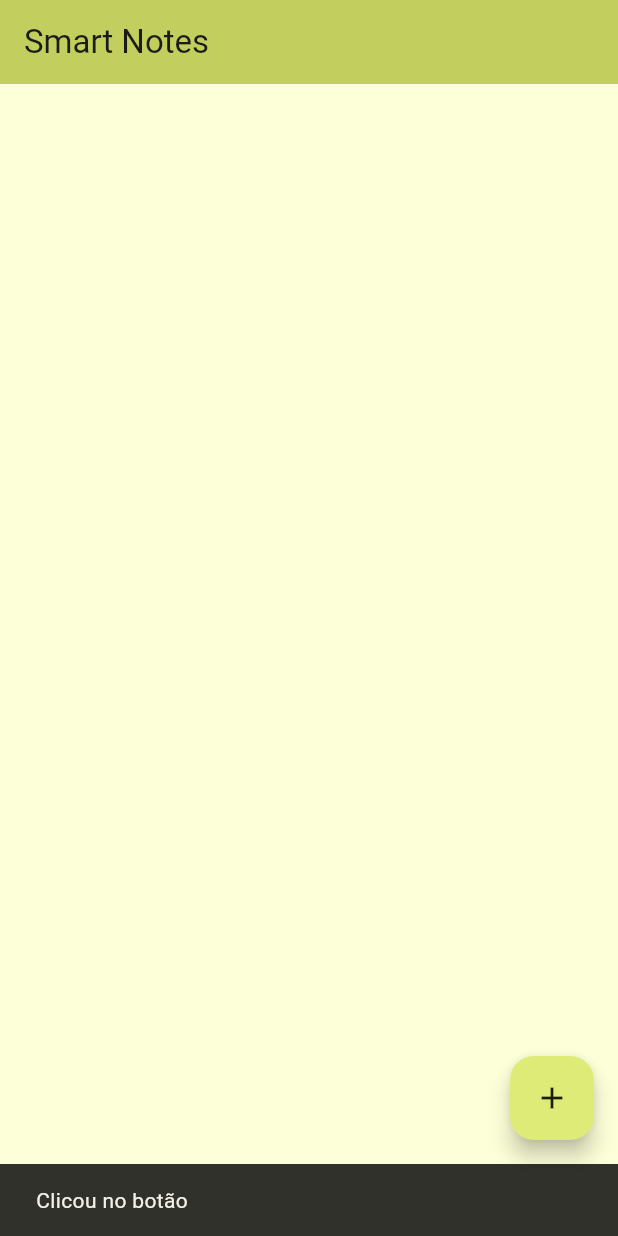
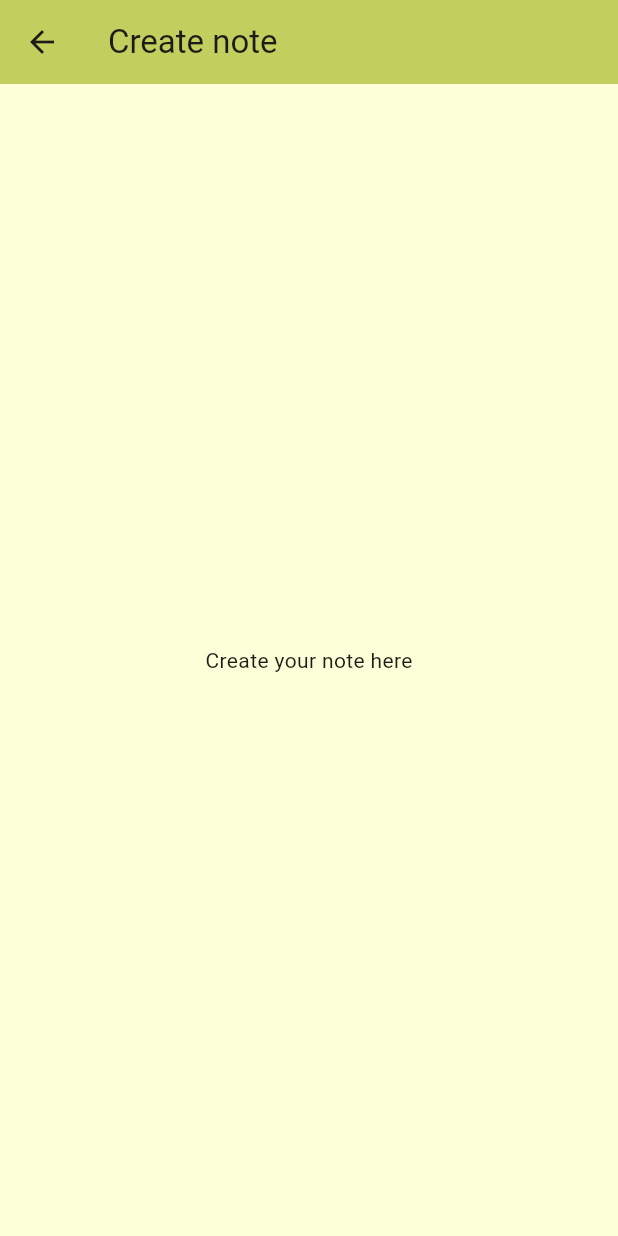
Before and after one commit to irbp/smart-notes, a Flutter app: the screen it shows after launch, after a tap on the "add" icon, on a phone screen of 412 x 824 dp. Run offline on Flutter 3.47's test engine with Material 2 defaults, Android fonts, the phone set to English and light mode, and no system bars; our stand-ins replace bloc, equatable, flutter_bloc, get_it, multiple_result.

Commit message:
Feature: implement navigation to create notes screen

```diff
--- a/lib/app.dart
+++ b/lib/app.dart
@@ -1,9 +1,8 @@
 import 'package:flutter/material.dart';
 import 'package:smart_notes/di/setup_di.dart';
+import 'package:smart_notes/feature/note/navigation/note_navigation.dart';
 import 'package:smart_notes/ui/color_schemes.dart';
 import 'package:smart_notes/ui/strings.dart';
-
-import 'feature/note/presentation/view/home_page.dart';
 
 class MyApp extends StatelessWidget {
   MyApp({super.key}) {
@@ -22,7 +21,8 @@ class MyApp extends StatelessWidget {
         colorScheme: darkColorScheme,
         useMaterial3: true,
       ),
-      home: HomePage(),
+      routes: NoteNavigation.getRoutes(),
+      initialRoute: NoteNavigation.initialRoute,
     );
   }
 }
--- /dev/null
+++ b/lib/feature/note/navigation/note_navigation.dart
@@ -0,0 +1,16 @@
+import 'package:flutter/widgets.dart';
+import 'package:smart_notes/feature/note/presentation/view/create_note_page.dart';
+import 'package:smart_notes/feature/note/presentation/view/home_page.dart';
+
+class NoteNavigation {
+  static const homeRoute = '/';
+  static const createNoteRoute = '/create';
+  static const initialRoute = homeRoute;
+
+  static Map<String, Widget Function(BuildContext)> getRoutes() {
+    return {
+      homeRoute: (context) => HomePage(),
+      createNoteRoute: (context) => const CreateNotePage()
+    };
+  }
+}
--- a/lib/feature/note/presentation/bloc/home_bloc.dart
+++ b/lib/feature/note/presentation/bloc/home_bloc.dart
@@ -15,7 +15,7 @@ class HomeBloc extends Bloc<HomeEvent, HomeState> {
         super(HomeLoadInProgress()) {
     on<HomeInitScreen>(_handleInitScreen);
     on<HomeAddButtonPressed>(_handleClickOnAddButton);
-    on<HomeSnackbarDisplayed>(_handleSnackbarDisplayed);
+    on<HomeNavigationDone>(_handleSnackbarDisplayed);
   }
 
   void _handleInitScreen(HomeInitScreen event, Emitter<HomeState> emit) async {
@@ -31,16 +31,16 @@ class HomeBloc extends Bloc<HomeEvent, HomeState> {
     if (state is! HomeLoadSuccess) {
       return;
     }
-    emit((state as HomeLoadSuccess).copyWith(showSnackbar: true));
+    emit((state as HomeLoadSuccess).copyWith(navigateToCreateNotePage: true));
   }
 
   void _handleSnackbarDisplayed(
-    HomeSnackbarDisplayed event,
+    HomeNavigationDone event,
     Emitter<HomeState> emit,
   ) {
     if (state is! HomeLoadSuccess) {
       return;
     }
-    emit((state as HomeLoadSuccess).copyWith(showSnackbar: false));
+    emit((state as HomeLoadSuccess).copyWith(navigateToCreateNotePage: false));
   }
 }
--- a/lib/feature/note/presentation/bloc/home_event.dart
+++ b/lib/feature/note/presentation/bloc/home_event.dart
@@ -11,4 +11,4 @@ final class HomeInitScreen extends HomeEvent {}
 
 final class HomeAddButtonPressed extends HomeEvent {}
 
-final class HomeSnackbarDisplayed extends HomeEvent {}
+final class HomeNavigationDone extends HomeEvent {}
--- a/lib/feature/note/presentation/bloc/home_state.dart
+++ b/lib/feature/note/presentation/bloc/home_state.dart
@@ -12,19 +12,23 @@ final class HomeLoadInProgress extends HomeState {}
 final class HomeLoadSuccess extends HomeState {
   const HomeLoadSuccess({
     this.notes = const [],
-    this.showSnackbar = false,
+    this.navigateToCreateNotePage = false,
   });
 
   final List<Note> notes;
-  final bool showSnackbar;
+  final bool navigateToCreateNotePage;
 
   @override
-  List<Object> get props => [notes, showSnackbar];
+  List<Object> get props => [notes, navigateToCreateNotePage];
 
-  HomeLoadSuccess copyWith({List<Note>? notes, bool? showSnackbar}) {
+  HomeLoadSuccess copyWith({
+    List<Note>? notes,
+    bool? navigateToCreateNotePage,
+  }) {
     return HomeLoadSuccess(
       notes: notes ?? this.notes,
-      showSnackbar: showSnackbar ?? this.showSnackbar,
+      navigateToCreateNotePage:
+          navigateToCreateNotePage ?? this.navigateToCreateNotePage,
     );
   }
 }
--- /dev/null
+++ b/lib/feature/note/presentation/view/create_note_page.dart
@@ -0,0 +1,18 @@
+import 'package:flutter/material.dart';
+
+class CreateNotePage extends StatelessWidget {
+  const CreateNotePage({super.key});
+
+  @override
+  Widget build(BuildContext context) {
+    return Scaffold(
+      appBar: AppBar(
+        backgroundColor: Theme.of(context).colorScheme.inversePrimary,
+        title: const Text('Create note'),
+      ),
+      body: const Center(
+        child: Text('Create your note here'),
+      ),
+    );
+  }
+}
--- a/lib/feature/note/presentation/view/home_page.dart
+++ b/lib/feature/note/presentation/view/home_page.dart
@@ -1,6 +1,7 @@
 import 'package:flutter/material.dart';
 import 'package:flutter_bloc/flutter_bloc.dart';
 import 'package:get_it/get_it.dart';
+import 'package:smart_notes/feature/note/navigation/note_navigation.dart';
 import 'package:smart_notes/feature/note/presentation/bloc/home_bloc.dart';
 import 'package:smart_notes/ui/strings.dart';
 
@@ -28,23 +29,19 @@ class HomeView extends StatelessWidget {
   @override
   Widget build(BuildContext context) {
     final homeBloc = BlocProvider.of<HomeBloc>(context);
-    return Scaffold(
+    return BlocListener<HomeBloc, HomeState>(
+      listener: (context, state) {
+        if (state is HomeLoadSuccess && state.navigateToCreateNotePage) {
+          Navigator.of(context).pushNamed(NoteNavigation.createNoteRoute);
+          homeBloc.add(HomeNavigationDone());
+        }
+      },
+      child: Scaffold(
         appBar: AppBar(
           backgroundColor: Theme.of(context).colorScheme.inversePrimary,
           title: const Text(Strings.appName),
         ),
-      body: BlocListener<HomeBloc, HomeState>(
-        listener: (context, state) {
-          if (state is HomeLoadSuccess && state.showSnackbar) {
-            ScaffoldMessenger.of(context).showSnackBar(
-              const SnackBar(
-                content: Text('Clicou no botão'),
-              ),
-            );
-            homeBloc.add(HomeSnackbarDisplayed());
-          }
-        },
-        child: BlocBuilder<HomeBloc, HomeState>(
+        body: BlocBuilder<HomeBloc, HomeState>(
           builder: (context, state) {
             return switch (state) {
               HomeLoadInProgress() => const HomeLoadingView(),
@@ -53,11 +50,11 @@ class HomeView extends StatelessWidget {
             };
           },
         ),
-      ),
         floatingActionButton: FloatingActionButton(
           onPressed: () => homeBloc.add(HomeAddButtonPressed()),
           child: const Icon(Icons.add),
         ),
+      ),
     );
   }
 }
```
Also changed, not shown: 1 other file. Lines whose indentation alone changed are shown as unchanged.
